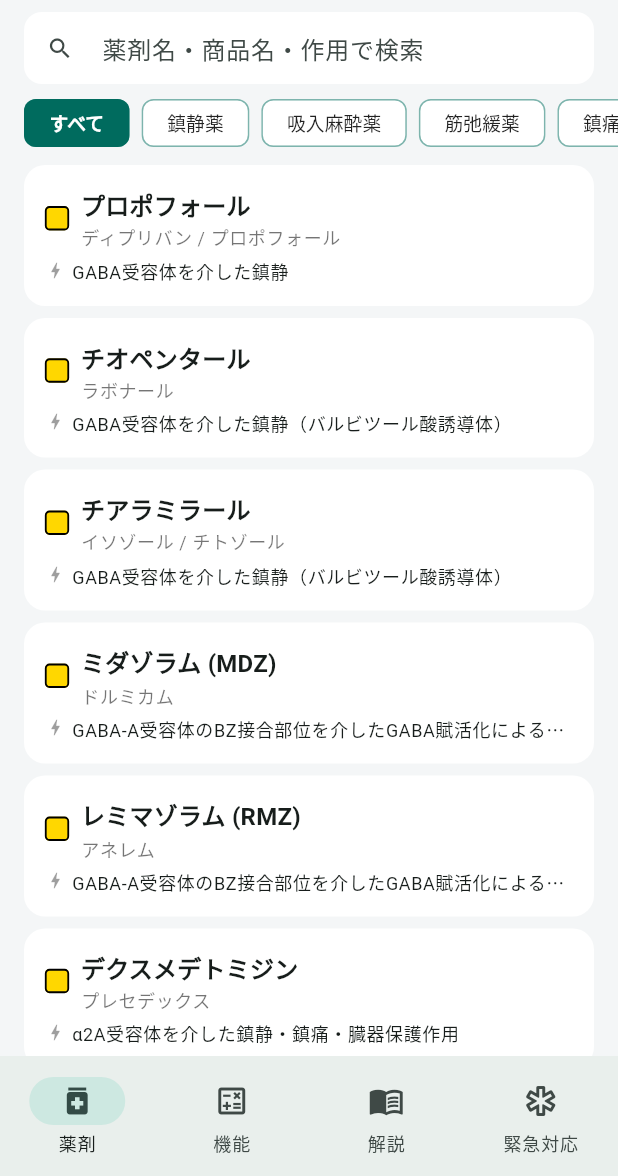
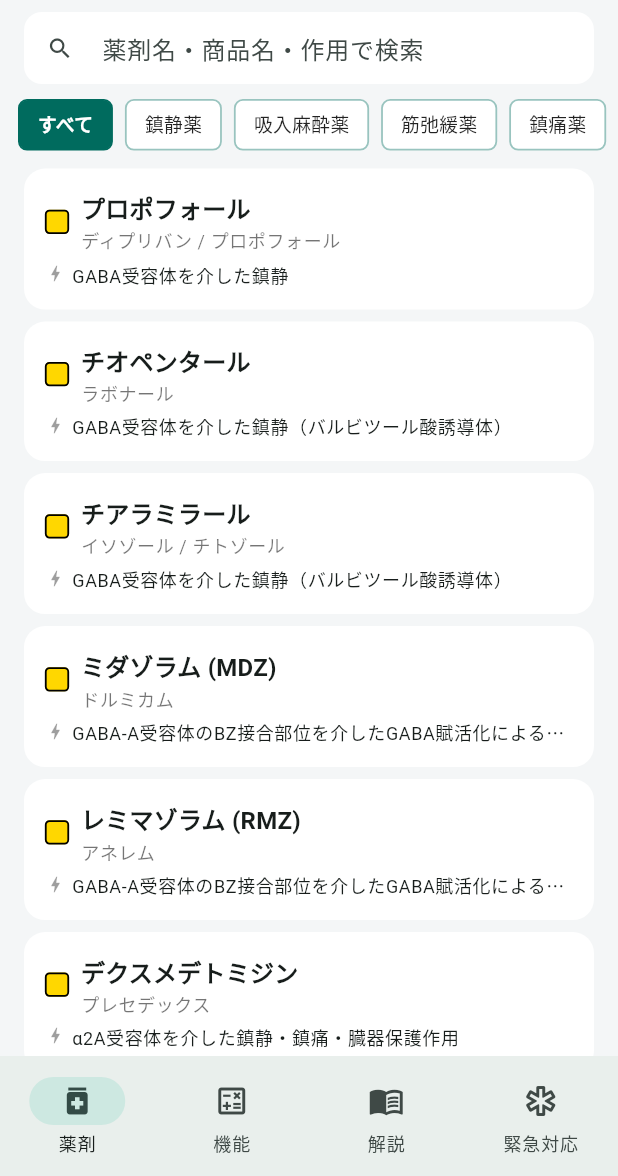
Before and after one commit to shou12101990-ctrl/masui_ref, a Flutter app: the screen it shows after launch, on a phone screen of 412 x 824 dp, the part 60-1236 px from its top. Run offline on Flutter 3.47's test engine with Material 3 defaults, Android fonts, the phone set to English and light mode, and no system bars.

Commit message:
style: 薬剤クラスチップを四角囲み(矩形ボーダー)に。横スクロールではみ出し解消
Co-Authored-By: Claude Opus 4.8 <noreply@anthropic.com>

```diff
--- a/lib/screens/drug_list_screen.dart
+++ b/lib/screens/drug_list_screen.dart
@@ -116,28 +116,31 @@ class _CategoryChip extends StatelessWidget {
   @override
   Widget build(BuildContext context) {
     final scheme = Theme.of(context).colorScheme;
-    return Padding(
-      padding: const EdgeInsets.symmetric(horizontal: 4),
-      child: ChoiceChip(
-        label: Text(
+    return GestureDetector(
+      onTap: onTap,
+      child: Container(
+        margin: const EdgeInsets.only(right: 8),
+        padding: const EdgeInsets.symmetric(horizontal: 12, vertical: 7),
+        decoration: BoxDecoration(
+          color: selected ? scheme.primary : Colors.white,
+          borderRadius: BorderRadius.circular(6),
+          border: Border.all(
+            color: selected
+                ? scheme.primary
+                : scheme.primary.withValues(alpha: 0.4),
+            width: 1.2,
+          ),
+        ),
+        child: Text(
           label,
           softWrap: false,
           overflow: TextOverflow.visible,
+          style: TextStyle(
+            color: selected ? Colors.white : Colors.black87,
+            fontSize: 12.5,
+            fontWeight: selected ? FontWeight.bold : FontWeight.normal,
+          ),
         ),
-        selected: selected,
-        onSelected: (_) => onTap(),
-        showCheckmark: false,
-        selectedColor: scheme.primary,
-        labelStyle: TextStyle(
-          color: selected ? Colors.white : Colors.black87,
-          fontSize: 12.5,
-          fontWeight: selected ? FontWeight.bold : FontWeight.normal,
-        ),
-        backgroundColor: Colors.white,
-        side: BorderSide(color: scheme.primary.withValues(alpha: 0.3)),
-        visualDensity: VisualDensity.compact,
-        materialTapTargetSize: MaterialTapTargetSize.shrinkWrap,
-        labelPadding: const EdgeInsets.symmetric(horizontal: 8),
       ),
     );
   }
```
